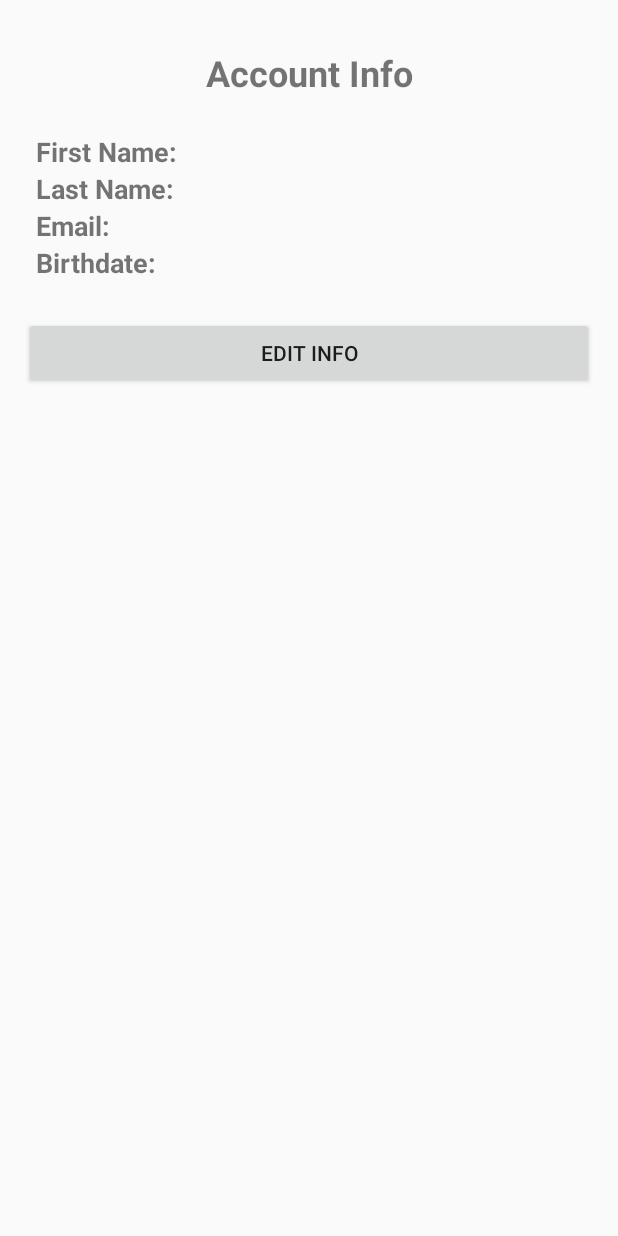
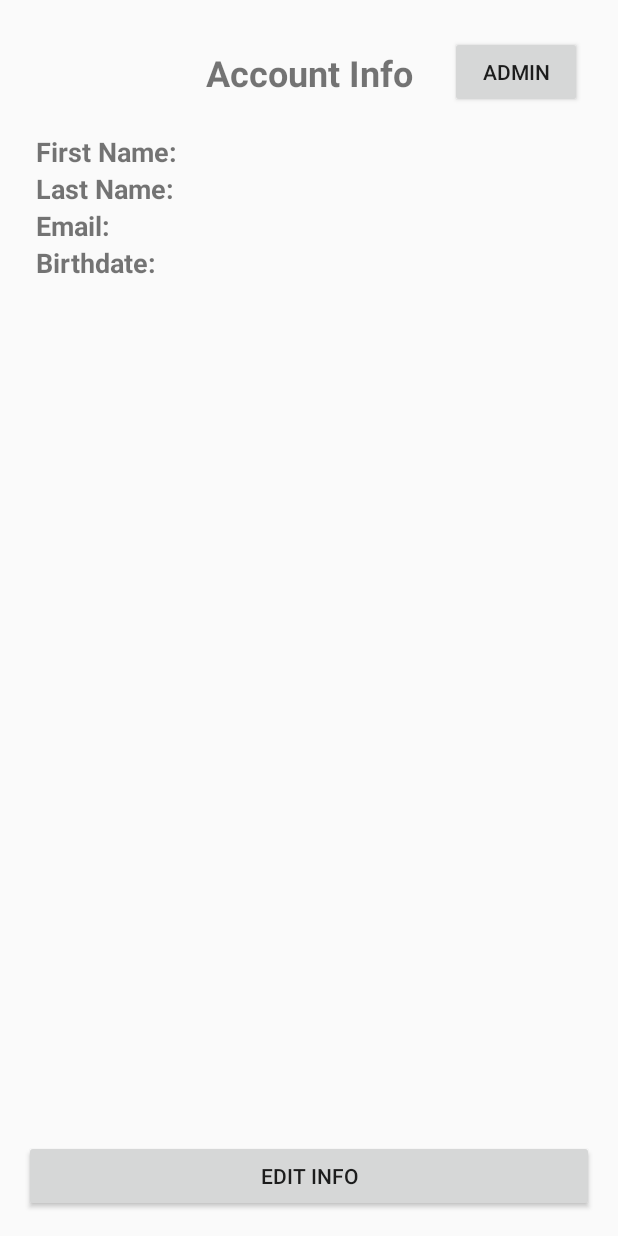
Before and after one commit to Lebowzz/news_application, an Android app built with Jetpack Compose: the AccountInfoActivity screen opened directly, with no data from a screen before it, on a phone screen of 412 x 824 dp. Run offline under Robolectric (Android 15) with nearby library versions, the phone set to English and light mode, and no system bars; 1 statement that could not run was skipped.

Commit message:
first successful merge

```diff
--- a/app/src/main/AndroidManifest.xml
+++ b/app/src/main/AndroidManifest.xml
@@ -54,5 +54,11 @@
             android:label="@string/edit_user_info_page_name"
             android:theme="@style/Theme.News_application" />
 
+        <!-- AdminDashboardActivity -->
+        <activity
+            android:name=".views.AdminDashboardActivity"
+            android:exported="true"
+            android:label="@string/admin_dashboard_page_name"
+            android:theme="@style/Theme.News_application" />
     </application>
 </manifest>
--- a/app/src/main/res/layout/activity_account_info.xml
+++ b/app/src/main/res/layout/activity_account_info.xml
@@ -1,11 +1,9 @@
-<LinearLayout
+<RelativeLayout
     xmlns:android="http://schemas.android.com/apk/res/android"
-    android:orientation="vertical"
     android:layout_width="match_parent"
     android:layout_height="match_parent"
     android:padding="16dp">
 
-    <!-- Header TextView -->
     <TextView
         android:id="@+id/tvHeader"
         android:layout_width="match_parent"
@@ -16,8 +14,18 @@
         android:gravity="center"
         android:padding="16dp" />
 
-    <!-- User Info Section -->
+    <Button
+        android:id="@+id/btnAdminDashboard"
+        android:layout_width="wrap_content"
+        android:layout_height="wrap_content"
+        android:text="Admin"
+        android:layout_alignParentEnd="true"
+        android:layout_marginTop="8dp"
+        android:layout_marginEnd="8dp"
+        android:layout_alignParentTop="true" />
+
     <LinearLayout
+        android:layout_below="@id/tvHeader"
         android:layout_width="match_parent"
         android:layout_height="wrap_content"
         android:orientation="vertical"
@@ -56,11 +64,11 @@
             android:textSize="18sp" />
     </LinearLayout>
 
-    <!-- Edit Info Button -->
     <Button
         android:id="@+id/btnEditInfo"
         android:layout_width="match_parent"
         android:layout_height="wrap_content"
         android:text="Edit Info"
+        android:layout_alignParentBottom="true"
         android:layout_marginTop="16dp" />
-</LinearLayout>
+</RelativeLayout>
--- a/app/src/main/res/values/strings.xml
+++ b/app/src/main/res/values/strings.xml
@@ -7,8 +7,5 @@
     <string name="admin_dashboard_page_name">Admin Dashboard</string>
     <string name="edit_user_info_page_name">Edit User Info</string>
     <string name="user_info">User Info</string>
-
-        <string name="admin_dashboard">Admin Dashboard</string>
-
-
+    <string name="admin_auth_page_name">Admin Authentication</string>
 </resources>
```
Also changed, not shown: app/src/main/java/com/usj/news_application/views/AccountInfoActivity.kt (+37 -0 lines), app/src/main/res/layout/dialog_admin_auth.xml (added, +22 -0 lines).
